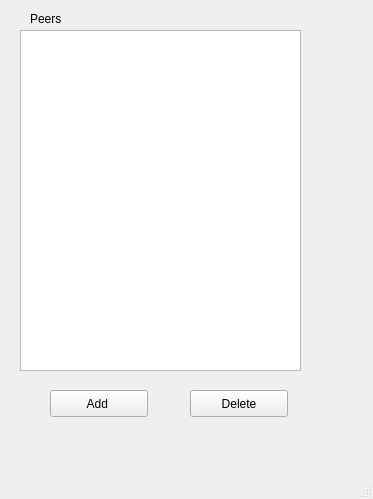
Qt form peers.ui (shivanshuag/gaea) before a commit.
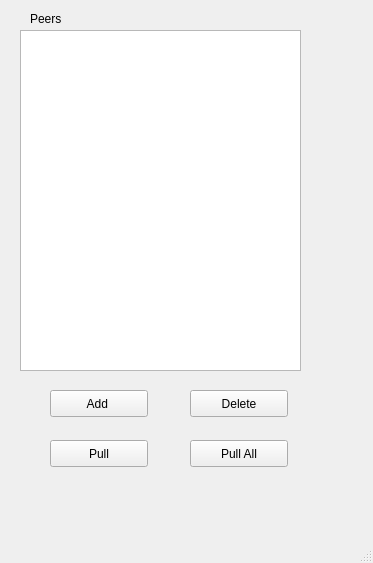
The same form after that commit.

Patch:
```diff
--- a/peers.ui
+++ b/peers.ui
@@ -7,7 +7,7 @@
     <x>0</x>
     <y>0</y>
     <width>373</width>
-    <height>499</height>
+    <height>563</height>
    </rect>
   </property>
   <property name="windowTitle">
@@ -63,6 +63,32 @@
      <string>Delete</string>
     </property>
    </widget>
+   <widget class="QPushButton" name="but_pull">
+    <property name="geometry">
+     <rect>
+      <x>50</x>
+      <y>440</y>
+      <width>98</width>
+      <height>27</height>
+     </rect>
+    </property>
+    <property name="text">
+     <string>Pull</string>
+    </property>
+   </widget>
+   <widget class="QPushButton" name="but_pullAll">
+    <property name="geometry">
+     <rect>
+      <x>190</x>
+      <y>440</y>
+      <width>98</width>
+      <height>27</height>
+     </rect>
+    </property>
+    <property name="text">
+     <string>Pull All</string>
+    </property>
+   </widget>
   </widget>
   <widget class="QMenuBar" name="menubar">
    <property name="geometry">
```
